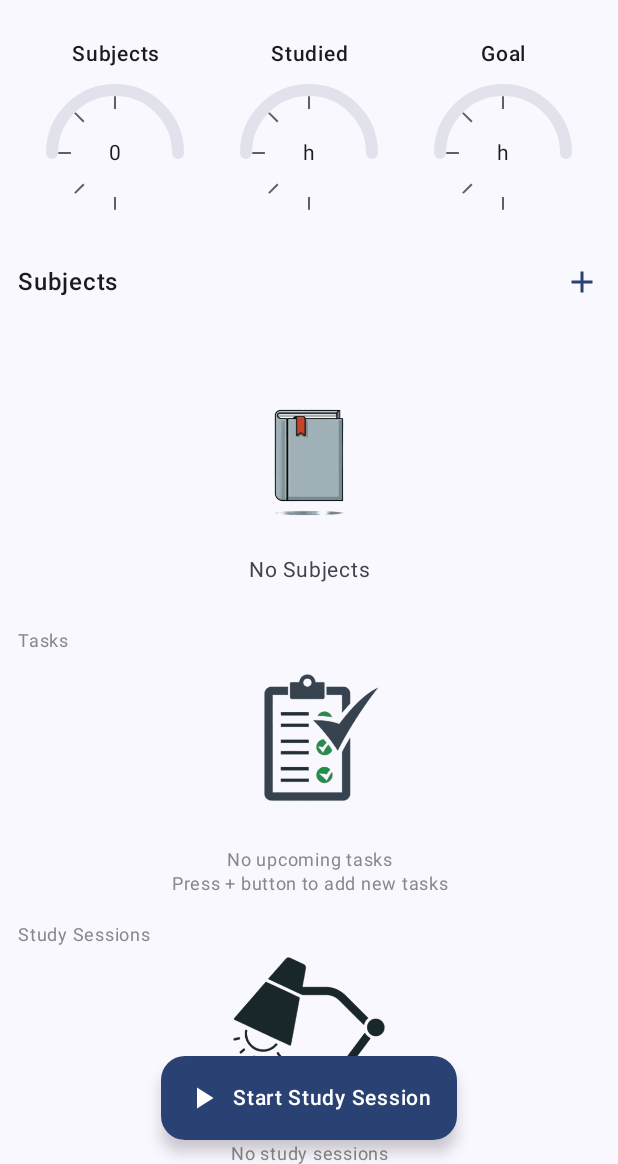
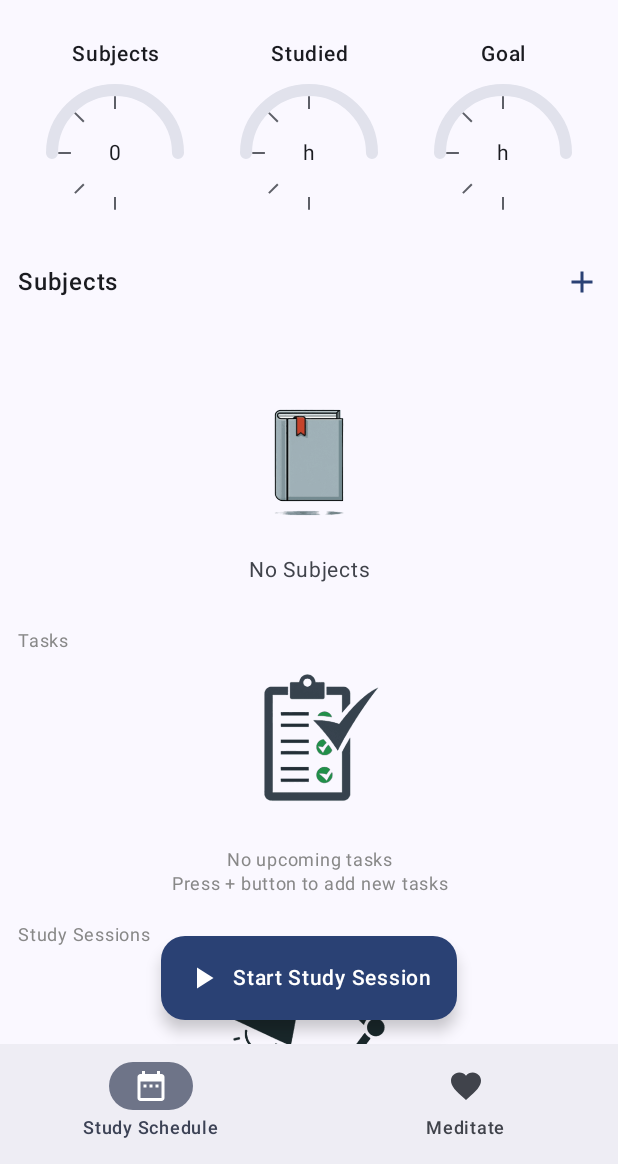
Before and after one commit to sbhjt-gr/mydenfocus, an Android app built with Jetpack Compose: the composable DashBoardScreenRoute shown on its own in the app's theme, on a phone screen of 412 x 824 dp, the part 72-1236 px from its top. Run offline under Robolectric (Android 15) with nearby library versions, the light colour scheme and no system bars; our stand-ins replace Dagger/Hilt's generated code, Room's generated code; libraries missing offline, so code that uses them is left out: com.ramcosta.composedestinations; 4 statements that could not run were skipped.

Commit message:
add bottom bar

```diff
--- /dev/null
+++ b/app/src/main/java/com/gorai/myedenfocus/presentation/components/BottomBar.kt
@@ -0,0 +1,52 @@
+package com.gorai.myedenfocus.presentation.components
+
+import androidx.compose.material.icons.Icons
+import androidx.compose.material.icons.filled.DateRange
+import androidx.compose.material.icons.filled.Favorite
+import androidx.compose.material3.Icon
+import androidx.compose.material3.NavigationBar
+import androidx.compose.material3.NavigationBarItem
+import androidx.compose.material3.Text
+import androidx.compose.runtime.Composable
+import androidx.compose.ui.graphics.vector.ImageVector
+
+@Composable
+fun BottomBar(
+    currentRoute: String,
+    onNavigate: (String) -> Unit
+) {
+    NavigationBar {
+        bottomNavItems.forEach { item ->
+            NavigationBarItem(
+                selected = currentRoute == item.route,
+                onClick = { onNavigate(item.route) },
+                icon = {
+                    Icon(
+                        imageVector = item.icon,
+                        contentDescription = item.label
+                    )
+                },
+                label = { Text(text = item.label) }
+            )
+        }
+    }
+}
+
+private data class BottomNavItem(
+    val label: String,
+    val icon: ImageVector,
+    val route: String
+)
+
+private val bottomNavItems = listOf(
+    BottomNavItem(
+        label = "Study Schedule",
+        icon = Icons.Default.DateRange,
+        route = "schedule"
+    ),
+    BottomNavItem(
+        label = "Meditate",
+        icon = Icons.Default.Favorite,
+        route = "meditate"
+    )
+)
--- a/app/src/main/java/com/gorai/myedenfocus/presentation/dashboard/DashboardScreen.kt
+++ b/app/src/main/java/com/gorai/myedenfocus/presentation/dashboard/DashboardScreen.kt
@@ -3,7 +3,6 @@ package com.gorai.myedenfocus.presentation.dashboard
 import androidx.compose.foundation.Image
 import androidx.compose.foundation.layout.Arrangement
 import androidx.compose.foundation.layout.Column
-import androidx.compose.foundation.layout.PaddingValues
 import androidx.compose.foundation.layout.Row
 import androidx.compose.foundation.layout.Spacer
 import androidx.compose.foundation.layout.fillMaxSize
@@ -13,14 +12,13 @@ import androidx.compose.foundation.layout.padding
 import androidx.compose.foundation.layout.size
 import androidx.compose.foundation.layout.width
 import androidx.compose.foundation.lazy.LazyColumn
-import androidx.compose.foundation.lazy.LazyRow
-import androidx.compose.foundation.lazy.items
 import androidx.compose.material.icons.Icons
 import androidx.compose.material.icons.filled.Add
 import androidx.compose.material.icons.filled.PlayArrow
-import androidx.compose.material3.Button
 import androidx.compose.material3.CenterAlignedTopAppBar
 import androidx.compose.material3.ExperimentalMaterial3Api
+import androidx.compose.material3.FabPosition
+import androidx.compose.material3.FloatingActionButton
 import androidx.compose.material3.Icon
 import androidx.compose.material3.IconButton
 import androidx.compose.material3.MaterialTheme
@@ -38,7 +36,6 @@ import androidx.compose.runtime.setValue
 import androidx.compose.ui.Alignment
 import androidx.compose.ui.Modifier
 import androidx.compose.ui.graphics.Color
-import androidx.compose.ui.graphics.toArgb
 import androidx.compose.ui.res.painterResource
 import androidx.compose.ui.text.style.TextAlign
 import androidx.compose.ui.unit.dp
@@ -48,26 +45,25 @@ import com.gorai.myedenfocus.domain.model.Session
 import com.gorai.myedenfocus.domain.model.Subject
 import com.gorai.myedenfocus.domain.model.Task
 import com.gorai.myedenfocus.presentation.components.AddSubjectDialog
-import com.gorai.myedenfocus.presentation.components.CountCard
+import com.gorai.myedenfocus.presentation.components.BottomBar
 import com.gorai.myedenfocus.presentation.components.DeleteDialog
+import com.gorai.myedenfocus.presentation.components.Speedometer
 import com.gorai.myedenfocus.presentation.components.SubjectCard
 import com.gorai.myedenfocus.presentation.components.studySessionsList
 import com.gorai.myedenfocus.presentation.components.tasksList
-import com.gorai.myedenfocus.presentation.components.Speedometer
 import com.gorai.myedenfocus.presentation.destinations.SessionScreenRouteDestination
 import com.gorai.myedenfocus.presentation.destinations.SubjectScreenRouteDestination
 import com.gorai.myedenfocus.presentation.destinations.TaskScreenRouteDestination
 import com.gorai.myedenfocus.presentation.subject.SubjectScreenNavArgs
 import com.gorai.myedenfocus.presentation.task.TaskScreenNavArgs
+import com.gorai.myedenfocus.util.NavAnimation
 import com.gorai.myedenfocus.util.SnackbarEvent
-import com.gorai.myedenfocus.util.NavAnimation
 import com.ramcosta.composedestinations.annotation.Destination
 import com.ramcosta.composedestinations.annotation.RootNavGraph
 import com.ramcosta.composedestinations.navigation.DestinationsNavigator
 import kotlinx.coroutines.flow.SharedFlow
 import kotlinx.coroutines.flow.collectLatest
-import androidx.compose.material3.FloatingActionButton
-import androidx.compose.material3.FabPosition
+import com.gorai.myedenfocus.presentation.destinations.MeditationScreenDestination
 
 @RootNavGraph(start = true)
 @Destination(
@@ -89,19 +85,25 @@ fun DashBoardScreenRoute(
         recentSessions = recentSessions,
         onEvent = viewModel::onEvent,
         snackbarEvent = viewModel.snackbarEventFlow,
-        onSubjectCardClick = {
-            subjectId -> subjectId?.let {
-                val navArg = SubjectScreenNavArgs(subjectId = subjectId)
-            navigator.navigate(SubjectScreenRouteDestination(navArgs = navArg))
+        onSubjectCardClick = { subjectId ->
+            subjectId?.let {
+                navigator.navigate(SubjectScreenRouteDestination(subjectId = it))
             }
         },
-        onTaskCardClick = {
-            taskId ->
-            val navArg = TaskScreenNavArgs(taskId = taskId, subjectId = null)
-            navigator.navigate(TaskScreenRouteDestination(navArgs = navArg))
+        onTaskCardClick = { taskId ->
+            taskId?.let {
+                navigator.navigate(TaskScreenRouteDestination(taskId = it, subjectId = null))
+            }
         },
         onStartSessionButtonClick = {
             navigator.navigate(SessionScreenRouteDestination())
+        },
+        currentRoute = "schedule",
+        onNavigate = { route ->
+            when (route) {
+                "meditate" -> navigator.navigate(MeditationScreenDestination)
+                else -> Unit
+            }
         }
     )
 }
@@ -115,7 +117,9 @@ private fun DashboardScreen(
     snackbarEvent: SharedFlow<SnackbarEvent>,
     onSubjectCardClick: (Int?) -> Unit,
     onTaskCardClick: (Int?) -> Unit,
-    onStartSessionButtonClick: () -> Unit
+    onStartSessionButtonClick: () -> Unit,
+    currentRoute: String = "schedule",
+    onNavigate: (String) -> Unit = {}
 ) {
     var isAddSubjectDialogOpen by rememberSaveable {
         mutableStateOf(false)
@@ -194,7 +198,13 @@ private fun DashboardScreen(
                 }
             }
         },
-        floatingActionButtonPosition = FabPosition.Center
+        floatingActionButtonPosition = FabPosition.Center,
+        bottomBar = {
+            BottomBar(
+                currentRoute = currentRoute,
+                onNavigate = onNavigate
+            )
+        }
     ) { paddingValues ->
         LazyColumn(
             modifier = Modifier
```
Also changed, not shown: app/src/main/java/com/gorai/myedenfocus/presentation/meditation/MeditationScreen.kt (added, +66 -0 lines).
